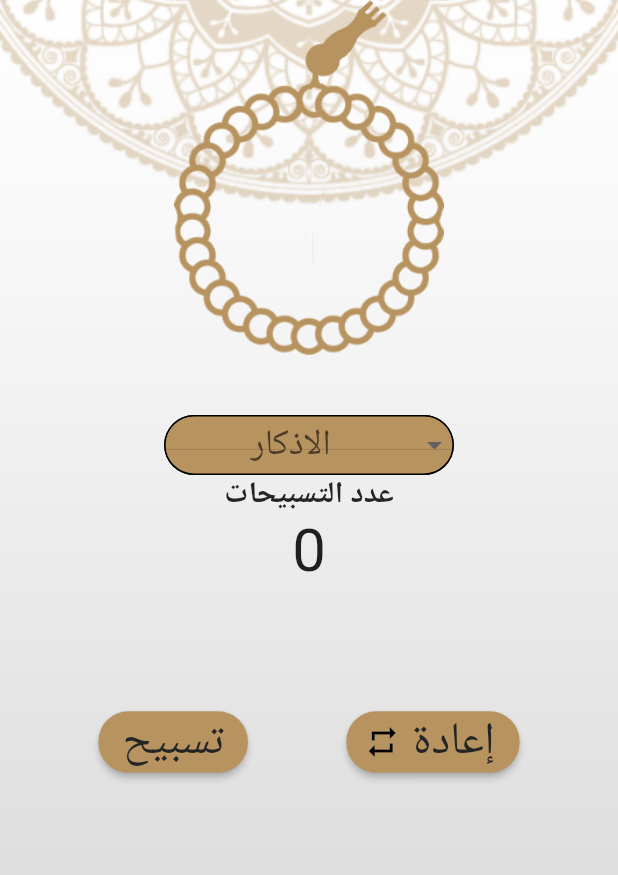
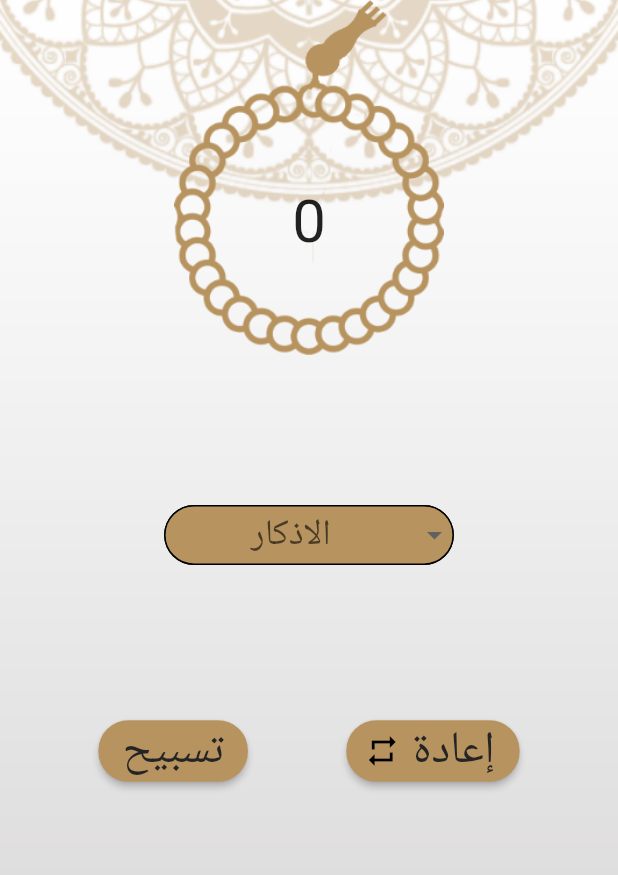
Before and after one commit to mohamedradwan96/IslamiApp, a Flutter app: the SebhaScreen screen opened directly, on a phone screen of 412 x 824 dp. Shown: the top 875 px of the screen. Run offline on Flutter 3.47's test engine with Material 2 defaults, Android fonts, the phone set to English and light mode, and no system bars.

Commit message:
edit sebha screen design

```diff
--- a/lib/home/tabs/sebha.dart
+++ b/lib/home/tabs/sebha.dart
@@ -25,12 +25,24 @@ class _SebhaScreenState extends State<SebhaScreen> {
           body: Center(
             child: Column(
               children: [
-                Image.asset(
-                  "assets/images/sebhabody.png",
-                  width: 180,
+                Stack(
+                  alignment: Alignment.center,
+                  children: [
+                    Image.asset(
+                      "assets/images/sebhabody.png",
+                      width: 180,
+                    ),
+                    Positioned(
+                      bottom:65,
+                      child: Text(
+                        "$counter",
+                        style: const TextStyle(fontSize: 40),
+                      ),
+                    ),
+                  ],
                 ),
                 const SizedBox(
-                  height: 40,
+                  height: 100,
                 ),
                 Container(
                   decoration: BoxDecoration(
@@ -45,7 +57,10 @@ class _SebhaScreenState extends State<SebhaScreen> {
                   ),
                   height: 40,
                   child: DropdownButton(
-                    underline: const Divider(thickness: 0),
+                    underline: const Divider(
+                      thickness: 0,
+                      color: Colors.transparent,
+                    ),
                     onTap: () {
                       setState(() {
                         counter = 0;
@@ -85,15 +100,7 @@ class _SebhaScreenState extends State<SebhaScreen> {
                         .toList(),
                   ),
                 ),
-                Text(
-                  "عدد التسبيحات",
-                  style: Theme.of(context).textTheme.bodyText1,
-                ),
-                Text(
-                  "$counter",
-                  style: const TextStyle(fontSize: 40),
-                ),
-                const SizedBox(height: 80),
+                const SizedBox(height: 100),
                 Row(
                   mainAxisAlignment: MainAxisAlignment.spaceEvenly,
                   children: [
@@ -141,7 +148,7 @@ class _SebhaScreenState extends State<SebhaScreen> {
               ],
             ),
           ),
-        )
+        ),
       ],
     );
   }
```
